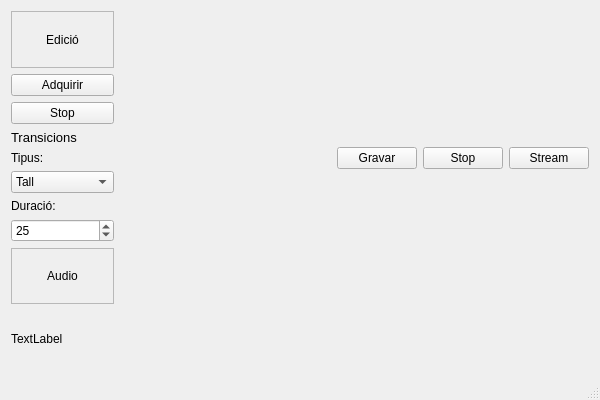
acamara/videoview, file mainwindow.ui: the form before one commit.
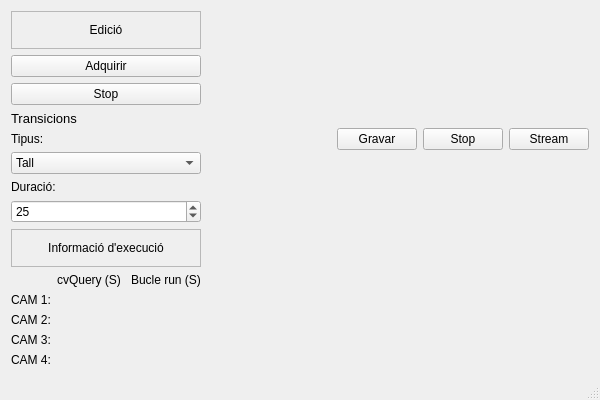
The form after the commit.

The edit to the form file:
```diff
--- a/mainwindow.ui
+++ b/mainwindow.ui
@@ -156,29 +156,65 @@
         </item>
        </layout>
       </item>
+      <item row="4" column="0">
+       <layout class="QGridLayout" name="gridLayout_3">
+        <item row="1" column="0">
+         <widget class="QLabel" name="InfoQThread1">
+          <property name="text">
+           <string>CAM 1:</string>
+          </property>
+         </widget>
+        </item>
+        <item row="2" column="0">
+         <widget class="QLabel" name="InfoQThread2">
+          <property name="text">
+           <string>CAM 2:</string>
+          </property>
+         </widget>
+        </item>
+        <item row="3" column="0">
+         <widget class="QLabel" name="InfoQThread3">
+          <property name="text">
+           <string>CAM 3:</string>
+          </property>
+         </widget>
+        </item>
+        <item row="4" column="0">
+         <widget class="QLabel" name="InfoQThread4">
+          <property name="text">
+           <string>CAM 4:</string>
+          </property>
+         </widget>
+        </item>
+        <item row="0" column="1">
+         <widget class="QLabel" name="label">
+          <property name="text">
+           <string>cvQuery (S) </string>
+          </property>
+         </widget>
+        </item>
+        <item row="0" column="2">
+         <widget class="QLabel" name="label_2">
+          <property name="text">
+           <string>Bucle run (S)</string>
+          </property>
+         </widget>
+        </item>
+       </layout>
+      </item>
       <item row="3" column="0">
        <widget class="QLabel" name="label_audio">
         <property name="frameShape">
          <enum>QFrame::StyledPanel</enum>
         </property>
-        <property name="frameShadow">
-         <enum>QFrame::Sunken</enum>
-        </property>
         <property name="text">
-         <string>Audio</string>
+         <string>Informació d'execució</string>
         </property>
         <property name="alignment">
          <set>Qt::AlignCenter</set>
         </property>
        </widget>
       </item>
-      <item row="4" column="0">
-       <widget class="QLabel" name="label_fila3">
-        <property name="text">
-         <string>TextLabel</string>
-        </property>
-       </widget>
-      </item>
      </layout>
     </item>
    </layout>
```
Left out of the diff: 2 changed lines with no effect on the pictures.
